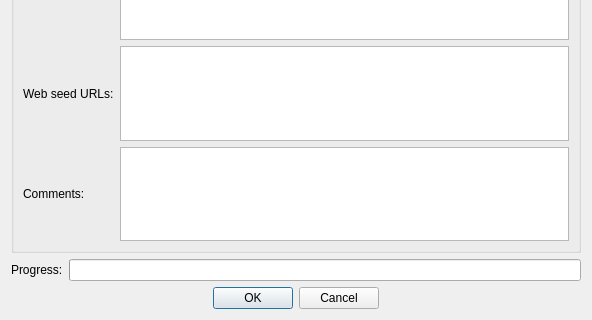
Qt form src/gui/torrentcreatordlg.ui (SysAdminDoc/qBittorrent-Vanced) before a commit; both pictures show x 0 to 592 and y 338 to 658 of the 592 by 658 pixel window.
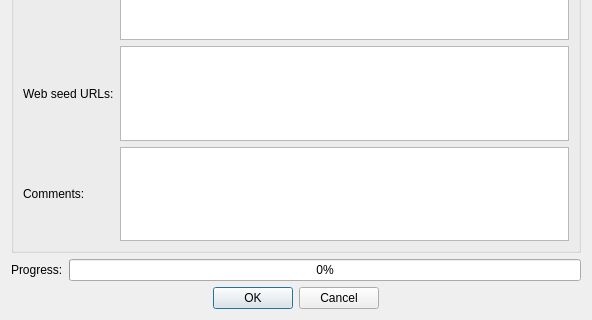
The same form after that commit.

Commit message:
Switch to modeless dialog
Don't close dialog after creating torrent
Show progress bar all the time

Diff of the .ui file:
```diff
--- a/src/gui/torrentcreatordlg.ui
+++ b/src/gui/torrentcreatordlg.ui
@@ -269,7 +269,11 @@
       </widget>
      </item>
      <item>
-      <widget class="QProgressBar" name="progressBar"/>
+      <widget class="QProgressBar" name="progressBar">
+       <property name="value">
+        <number>0</number>
+       </property>
+      </widget>
      </item>
     </layout>
    </item>
```
The commit also changes 3 other files.
